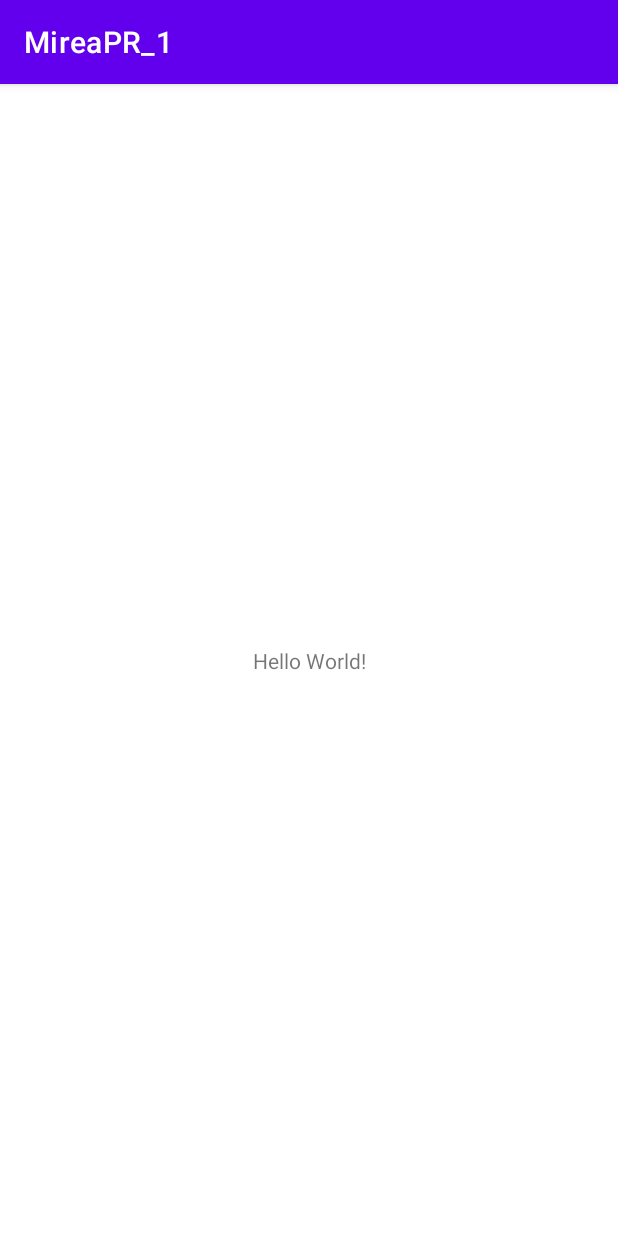
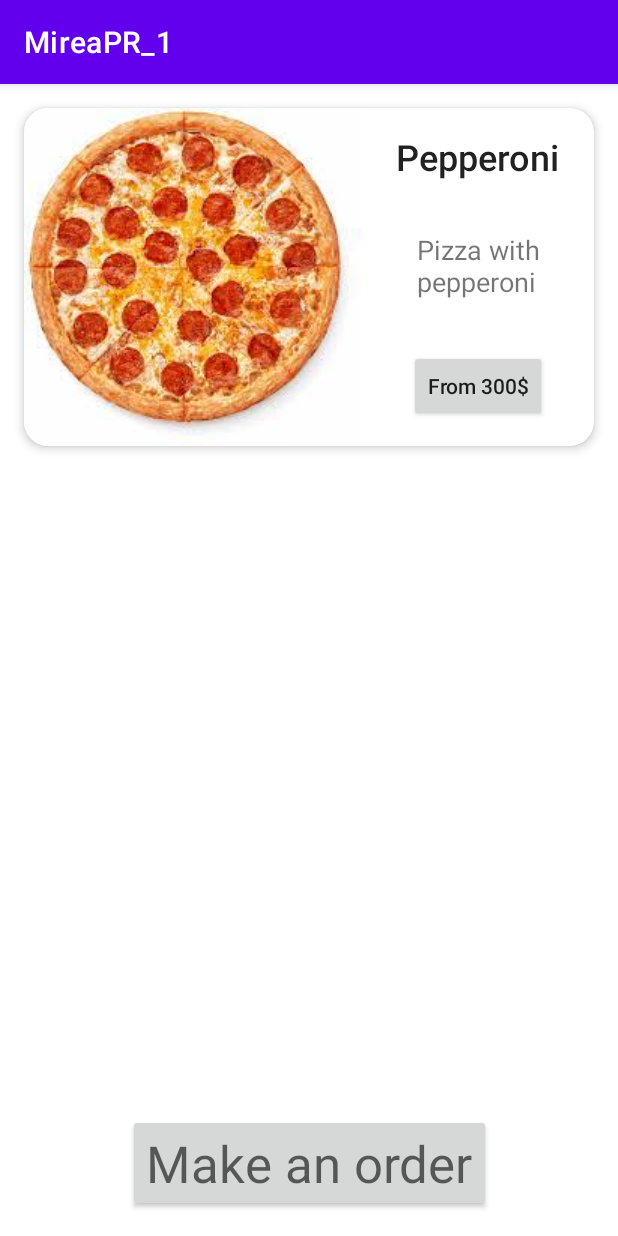
Before and after one commit to palyanaff/AndroidMirea, an Android app: the screen it shows after launch (MainActivity), on a phone screen of 412 x 824 dp. Run offline under Robolectric (Android 15) with nearby library versions, the phone set to English and light mode, and no system bars.

Commit message:
complete second task

```diff
--- a/app/src/main/res/layout/activity_main.xml
+++ b/app/src/main/res/layout/activity_main.xml
@@ -6,13 +6,88 @@
     android:layout_height="match_parent"
     tools:context=".MainActivity">
 
-    <TextView
+    <androidx.cardview.widget.CardView
+        android:layout_width="match_parent"
+        android:layout_height="wrap_content"
+        android:layout_marginStart="16dp"
+        android:layout_marginTop="16dp"
+        android:layout_marginEnd="16dp"
+        app:layout_constraintEnd_toEndOf="parent"
+        app:layout_constraintStart_toStartOf="parent"
+        app:layout_constraintTop_toTopOf="parent"
+        app:cardCornerRadius="16dp"
+        app:cardElevation="4dp">
+
+        <androidx.constraintlayout.widget.ConstraintLayout
+            android:layout_width="match_parent"
+            android:layout_height="match_parent">
+
+            <ImageView
+                android:id="@+id/pizza_image"
+                android:layout_width="wrap_content"
+                android:layout_height="match_parent"
+                android:src="@drawable/pizza_pepperoni"
+                app:layout_constraintStart_toStartOf="parent"
+                app:layout_constraintTop_toTopOf="parent" />
+
+            <!--<LinearLayout
+                android:layout_width="wrap_content"
+                android:layout_height="match_parent"
+                app:layout_constraintTop_toTopOf="parent"
+                app:layout_constraintBottom_toBottomOf="parent"
+                app:layout_constraintEnd_toEndOf="parent"
+                app:layout_constraintStart_toEndOf="@id/pizza_image"
+                android:orientation="vertical">-->
+
+                <TextView
+                    android:id="@+id/pizza_name"
+                    android:layout_width="wrap_content"
+                    android:layout_height="wrap_content"
+                    android:layout_marginTop="16dp"
+                    android:text="@string/pepperoni"
+                    android:textAppearance="@style/TextAppearance.AppCompat.Body2"
+                    android:textSize="24sp"
+                    app:layout_constraintEnd_toEndOf="parent"
+                    app:layout_constraintStart_toEndOf="@id/pizza_image"
+                    app:layout_constraintTop_toTopOf="parent" />
+
+            <TextView
+                android:layout_width="wrap_content"
+                android:layout_height="wrap_content"
+                android:text="@string/pizza_description"
+                android:textSize="18sp"
+                app:layout_constraintBottom_toTopOf="@id/pizza_button"
+                app:layout_constraintEnd_toEndOf="parent"
+                app:layout_constraintStart_toEndOf="@id/pizza_image"
+                app:layout_constraintTop_toBottomOf="@id/pizza_name" />
+
+
+                <androidx.appcompat.widget.AppCompatButton
+                    android:id="@+id/pizza_button"
+                    android:layout_width="wrap_content"
+                    android:layout_height="wrap_content"
+                    android:layout_marginBottom="16dp"
+                    android:text="@string/price"
+                    android:textAppearance="@style/TextAppearance.AppCompat.Body2"
+                    app:layout_constraintBottom_toBottomOf="parent"
+                    app:layout_constraintEnd_toEndOf="parent"
+                    app:layout_constraintStart_toEndOf="@id/pizza_image" />
+            <!--</LinearLayout>-->
+
+        </androidx.constraintlayout.widget.ConstraintLayout>
+
+
+    </androidx.cardview.widget.CardView>
+
+    <androidx.appcompat.widget.AppCompatButton
         android:layout_width="wrap_content"
         android:layout_height="wrap_content"
-        android:text="Hello World!"
+        android:layout_marginBottom="16dp"
+        android:text="@string/make_an_order"
+        android:textAppearance="@style/TextAppearance.AppCompat.Display1"
         app:layout_constraintBottom_toBottomOf="parent"
         app:layout_constraintEnd_toEndOf="parent"
-        app:layout_constraintStart_toStartOf="parent"
-        app:layout_constraintTop_toTopOf="parent" />
+        app:layout_constraintStart_toStartOf="parent" />
+
 
 </androidx.constraintlayout.widget.ConstraintLayout>
--- a/app/src/main/res/values/strings.xml
+++ b/app/src/main/res/values/strings.xml
@@ -1,3 +1,7 @@
 <resources>
     <string name="app_name">MireaPR_1</string>
+    <string name="pepperoni">Pepperoni</string>
+    <string name="price">From 300$</string>
+    <string name="pizza_description">Pizza with\npepperoni</string>
+    <string name="make_an_order">Make an order</string>
 </resources>
```
Also changed, not shown: app/src/main/res/drawable/coffe_latte.jpg (added), app/src/main/res/drawable/pizza_pepperoni.jpg (added), app/src/main/res/drawable/sushi.jpg (added).
